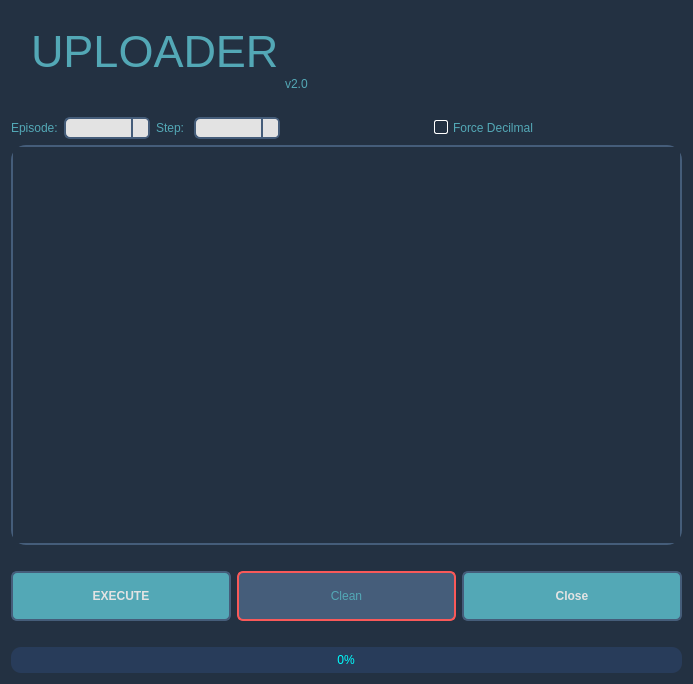
Above: app/plugins/uploader/ui/uploader.ui from otmbneto/BirdoApp before the change. Below: the same form after it.
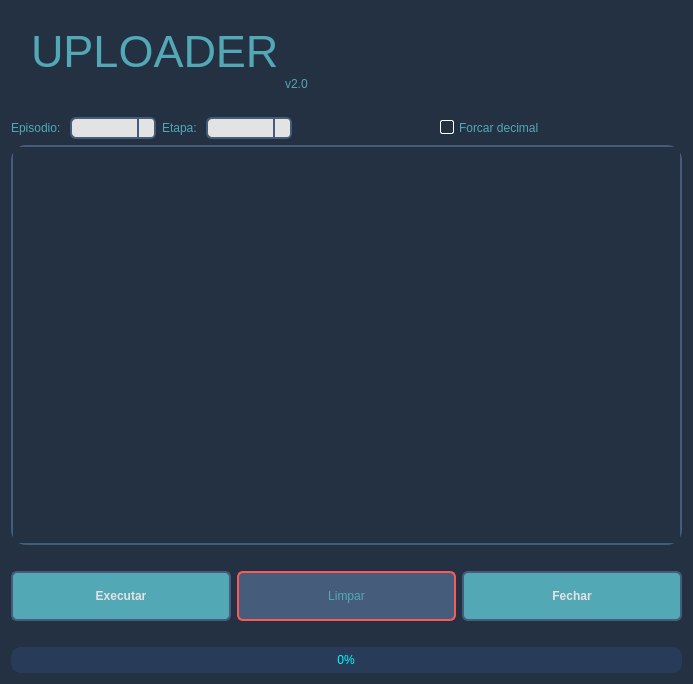
That is the form after the change.

Commit message: Translated the ui to portuguese

Diff of the .ui file:
```diff
--- a/app/plugins/uploader/ui/uploader.ui
+++ b/app/plugins/uploader/ui/uploader.ui
@@ -309,7 +309,7 @@
      <item>
       <widget class="QLabel" name="label">
        <property name="text">
-        <string>Episode:</string>
+        <string>Episodio: </string>
        </property>
       </widget>
      </item>
@@ -319,7 +319,7 @@
      <item>
       <widget class="QLabel" name="label_4">
        <property name="text">
-        <string>Step: </string>
+        <string>Etapa: </string>
        </property>
       </widget>
      </item>
@@ -329,7 +329,7 @@
      <item alignment="Qt::AlignHCenter">
       <widget class="QCheckBox" name="checkDecimal">
        <property name="text">
-        <string>Force Decilmal</string>
+        <string>Forcar decimal</string>
        </property>
       </widget>
      </item>
@@ -403,7 +403,7 @@
         </font>
        </property>
        <property name="text">
-        <string>EXECUTE</string>
+        <string>Executar</string>
        </property>
       </widget>
      </item>
@@ -425,7 +425,7 @@
         </size>
        </property>
        <property name="text">
-        <string>Clean</string>
+        <string>Limpar</string>
        </property>
       </widget>
      </item>
@@ -450,7 +450,7 @@
         </font>
        </property>
        <property name="text">
-        <string>Close</string>
+        <string>Fechar</string>
        </property>
       </widget>
      </item>
```
Left out of the diff: 2 changed lines with no effect on the pictures.
